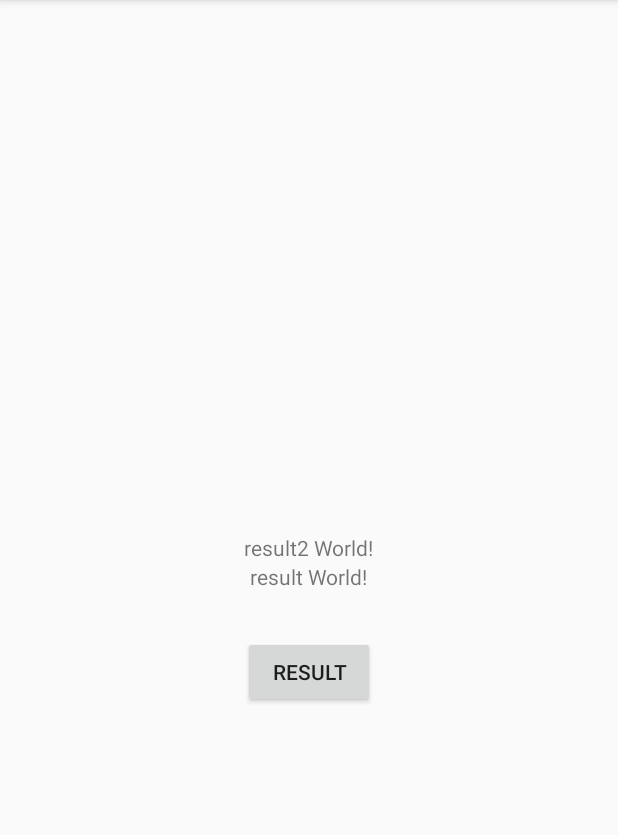
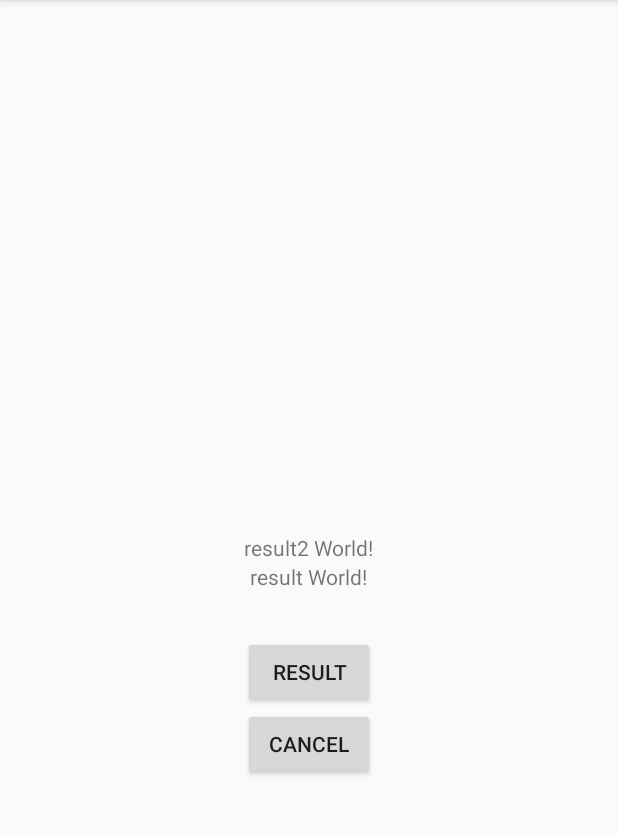
Before and after one commit to betrayers000/android_sensor, an Android app: the screen it shows after launch (MainActivity), after a tap on "RESULT", on a phone screen of 412 x 824 dp, the part 84-919 px from its top. Run offline under Robolectric (Android 15) with nearby library versions, the phone set to English and light mode, and no system bars; libraries missing offline, so code that uses them is left out: com.hoho.android; 10 statements that could not run were skipped.

Commit message:
add cancel btn

```diff
--- a/app/src/main/java/com/example/sensor/MainActivity.kt
+++ b/app/src/main/java/com/example/sensor/MainActivity.kt
@@ -48,12 +48,16 @@ class MainActivity : AppCompatActivity() {
         }
         result_btn.setOnClickListener {
             findDevice(manager)
-            GlobalScope.launch {
+            val job = GlobalScope.launch {
                 if (check) {
                     openDevice()
                 }
             }
+            cancel_btn.setOnClickListener {
+                job.cancel()
+            }
         }
+
 
 
 
@@ -81,7 +85,7 @@ class MainActivity : AppCompatActivity() {
         port = driver.ports.get(0)
         port.open(connection)
         port.setParameters(115200, 8, UsbSerialPort.STOPBITS_1, UsbSerialPort.PARITY_NONE)
-        val buffer  = ByteArray(16)
+        val buffer  = ByteArray(30)
         val len = port.read(buffer, 1000)
         if (len > 0){
             result_viewer2.text = HexDump.dumpHexString(buffer)
--- a/app/src/main/res/layout/activity_main.xml
+++ b/app/src/main/res/layout/activity_main.xml
@@ -43,5 +43,13 @@
         app:layout_constraintLeft_toLeftOf="parent"
         app:layout_constraintRight_toRightOf="parent"
         app:layout_constraintTop_toBottomOf="@+id/result_viewer"/>
+    <Button
+        android:text="cancel"
+        android:id="@+id/cancel_btn"
+        android:layout_width="wrap_content"
+        android:layout_height="wrap_content"
+        app:layout_constraintLeft_toLeftOf="parent"
+        app:layout_constraintRight_toRightOf="parent"
+        app:layout_constraintTop_toBottomOf="@+id/result_btn"/>
 
 </androidx.constraintlayout.widget.ConstraintLayout>
```
